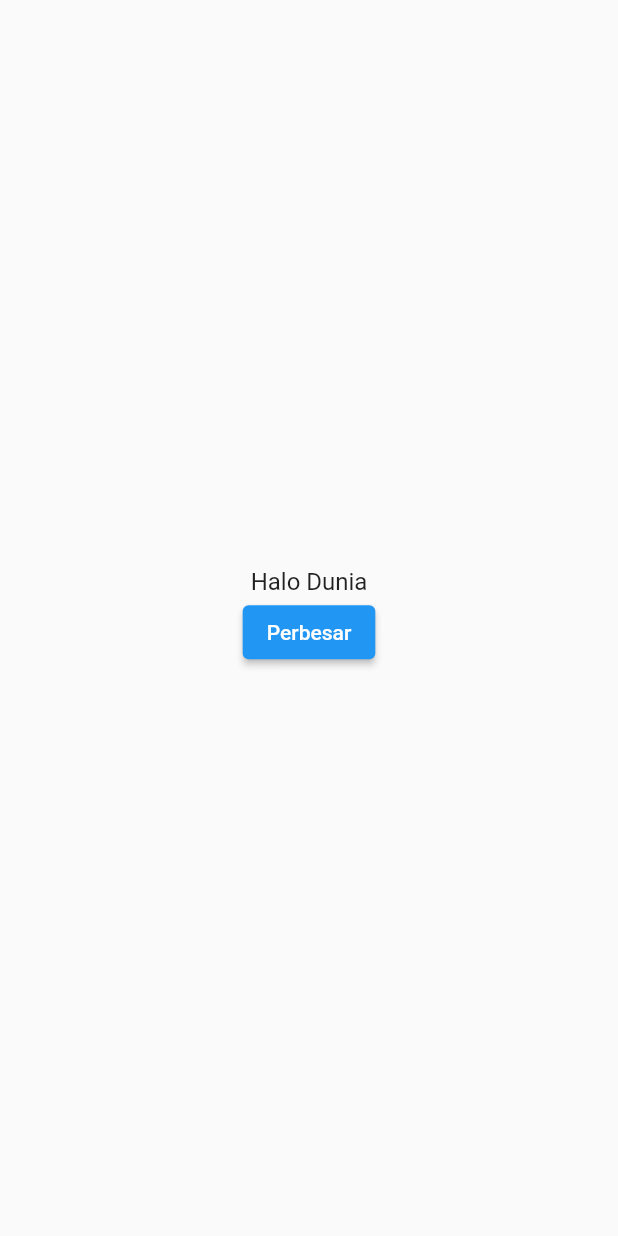
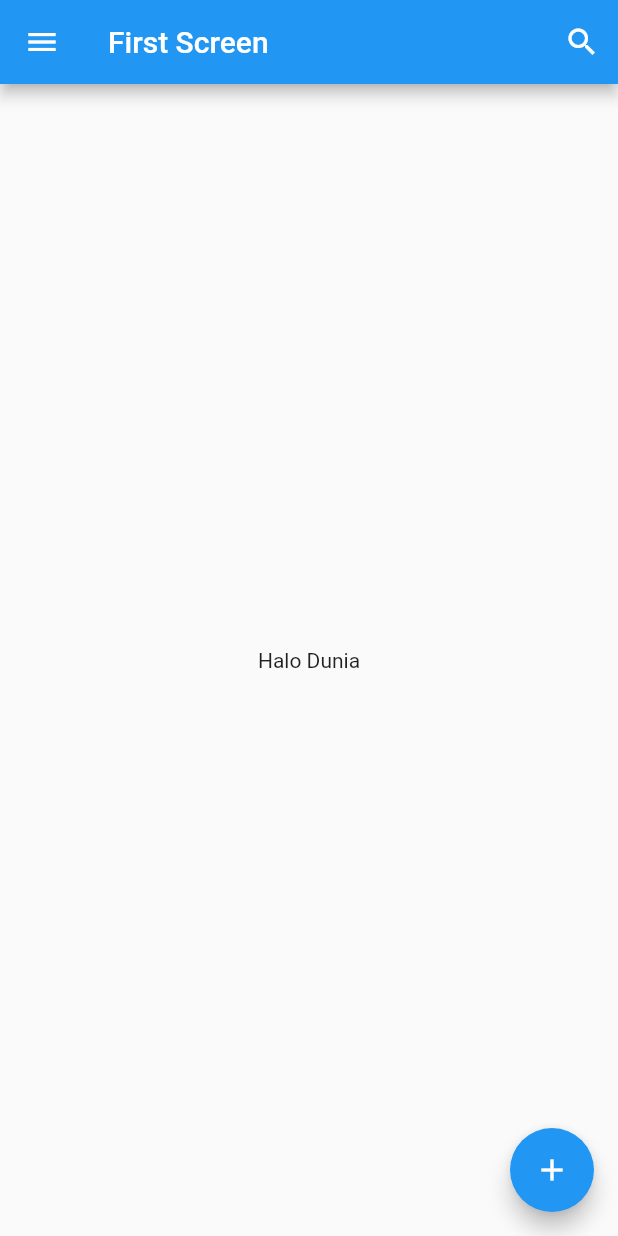
Before and after one commit to darmariduan/belajarflutter, a Flutter app: the screen it shows after launch, on a phone screen of 412 x 824 dp. Run offline on Flutter 3.47's test engine with Material 2 defaults, Android fonts, the light colour scheme and no system bars.

Commit message:
Scaffold

```diff
--- a/lib/main.dart
+++ b/lib/main.dart
@@ -6,64 +6,45 @@
   @override
   Widget build(BuildContext context) {
     return MaterialApp(
-      title: 'Demo Flutter',
+      title: 'Flutter Demo',
       theme: ThemeData(
         primarySwatch: Colors.blue,
       ),
-      home: Scaffold(
-        body: Center(
-            // child: Text('Halo Dunia'),
-            // child: Heading(text: 'Hallo Dunia')),
-            child: BiggerText(text: 'Halo Dunia')),
+      home: FirstScreen(), //Call this FirstScreen
+    );
+  }
+}
+
+class FirstScreen extends StatelessWidget {
+  @override
+  Widget build(BuildContext context) {
+    return Scaffold(
+      appBar: AppBar(
+        leading: IconButton(
+          icon: Icon(
+            Icons.menu,
+            color: Colors.white,
+          ),
+          onPressed: () {},
+        ),
+        title: Text('First Screen'),
+        actions: <Widget>[
+          IconButton(
+            icon: Icon(
+              Icons.search,
+              color: Colors.white,
+            ),
+            onPressed: () {},
+          )
+        ],
+      ),
+      body: Center(
+        child: Text('Halo Dunia'),
+      ),
+      floatingActionButton: FloatingActionButton(
+        child: Icon(Icons.add),
+        onPressed: () {},
       ),
     );
   }
 }
-
-class Heading extends StatelessWidget {
-  final String text;
-
-  Heading({required this.text});
-
-  @override
-  Widget build(BuildContext context) {
-    return Text(
-      text,
-      style: TextStyle(
-        fontSize: 24.0,
-        fontWeight: FontWeight.bold,
-      ),
-    );
-  }
-}
-
-class BiggerText extends StatefulWidget {
-  final String text;
-
-  const BiggerText({required this.text});
-
-  @override
-  _BiggerTextState createState() => _BiggerTextState();
-}
-
-class _BiggerTextState extends State<BiggerText> {
-  double _textSize = 16.0;
-
-  @override
-  Widget build(BuildContext context) {
-    return Column(
-      mainAxisAlignment: MainAxisAlignment.center,
-      children: <Widget>[
-        Text(widget.text, style: TextStyle(fontSize: _textSize)),
-        ElevatedButton(
-          child: Text('Perbesar'),
-          onPressed: () {
-            setState(() {
-              _textSize = 32.0;
-            });
-          },
-        )
-      ],
-    );
-  }
-}
```
